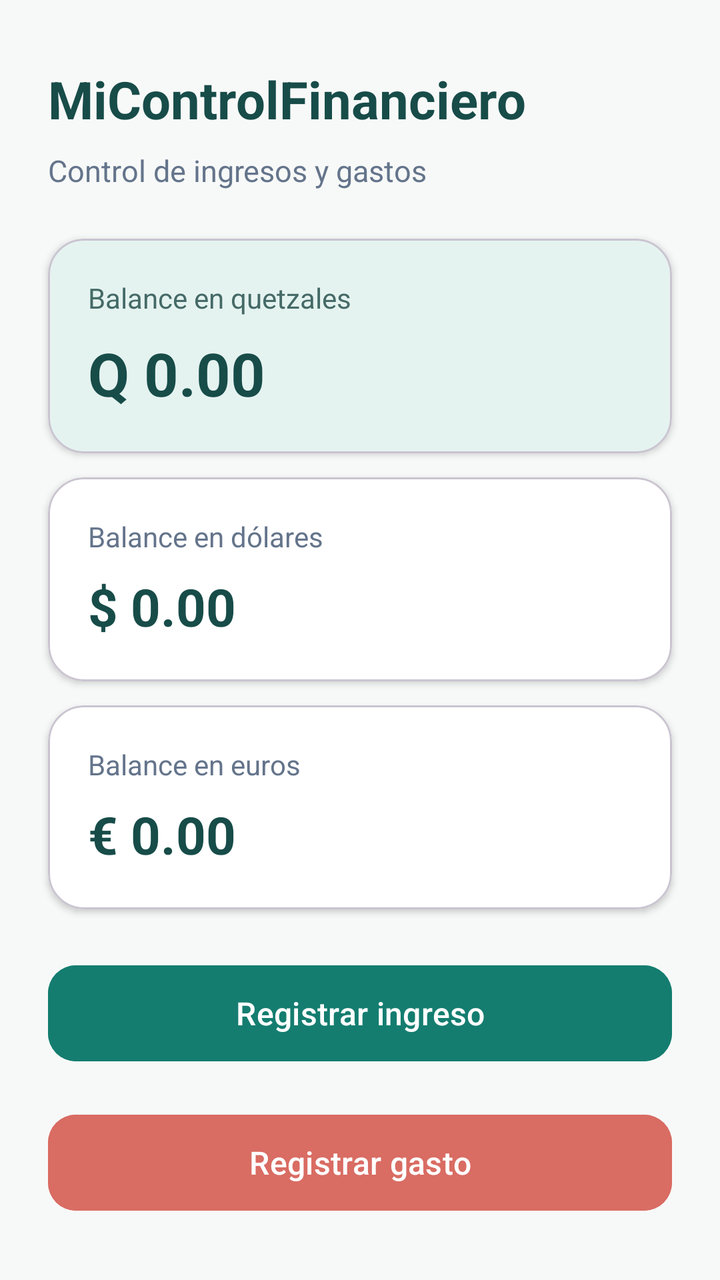
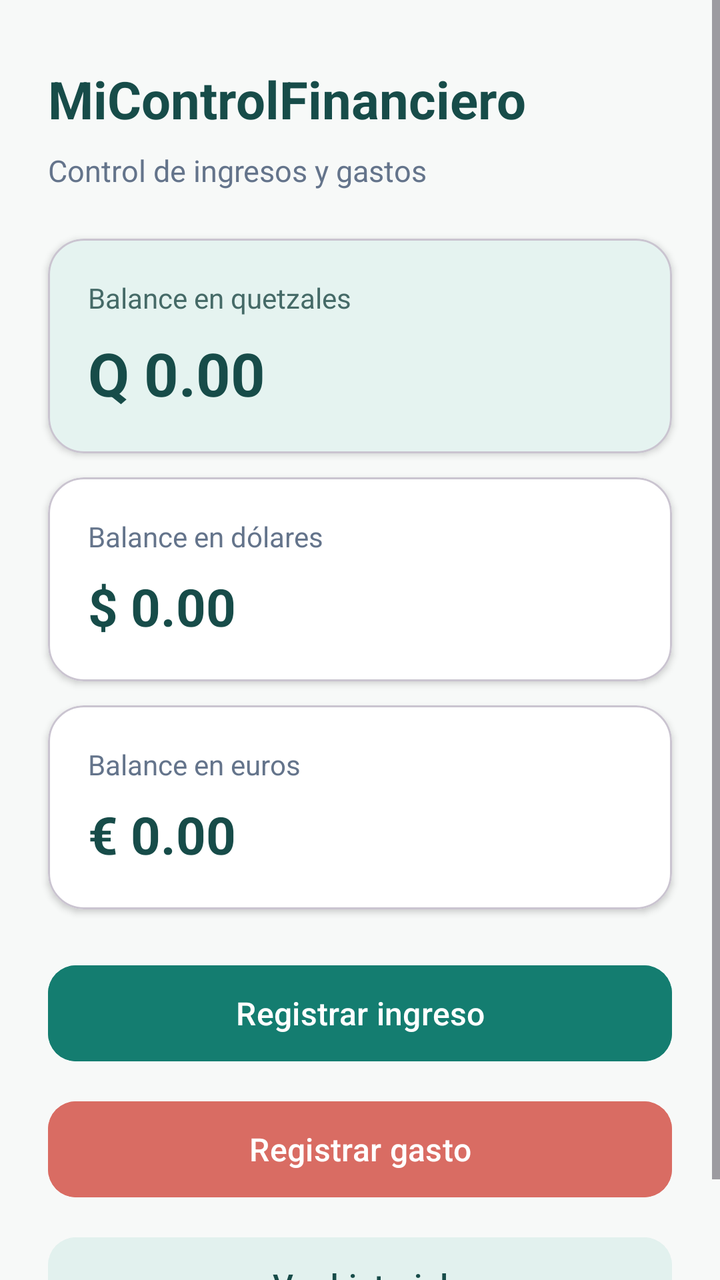

Two renders of the same Android screen: before a commit and after it. Below are the layout's source before the change and the commit's diff.
<!-- AndroidManifest.xml: application theme Theme.MiControlFinanciero -->
<!-- res/layout/activity_main.xml -->
<?xml version="1.0" encoding="utf-8"?>
<ScrollView
    xmlns:android="http://schemas.android.com/apk/res/android"
    xmlns:app="http://schemas.android.com/apk/res-auto"
    xmlns:tools="http://schemas.android.com/tools"
    android:id="@+id/main"
    android:layout_width="match_parent"
    android:layout_height="match_parent"
    android:background="#F7F9F8"
    android:fillViewport="true">

    
    <androidx.constraintlayout.widget.ConstraintLayout
        android:layout_width="match_parent"
        android:layout_height="wrap_content"
        tools:context=".MainActivity">

    
    <TextView
        android:id="@+id/txtTitulo"
        android:layout_width="0dp"
        android:layout_height="wrap_content"
        android:layout_marginStart="24dp"
        android:layout_marginTop="32dp"
        android:layout_marginEnd="24dp"
        android:text="MiControlFinanciero"
        android:textColor="#174C49"
        android:textSize="26sp"
        android:textStyle="bold"
        app:layout_constraintTop_toTopOf="parent"
        app:layout_constraintStart_toStartOf="parent"
        app:layout_constraintEnd_toEndOf="parent" />

    
    <TextView
        android:id="@+id/txtSubtitulo"
        android:layout_width="0dp"
        android:layout_height="wrap_content"
        android:layout_marginStart="24dp"
        android:layout_marginTop="8dp"
        android:layout_marginEnd="24dp"
        android:text="Control de ingresos y gastos"
        android:textColor="#64748B"
        android:textSize="15sp"
        app:layout_constraintTop_toBottomOf="@id/txtTitulo"
        app:layout_constraintStart_toStartOf="parent"
        app:layout_constraintEnd_toEndOf="parent" />


    
    <com.google.android.material.card.MaterialCardView
        android:id="@+id/tarjetaSaldoGTQ"
        android:layout_width="0dp"
        android:layout_height="wrap_content"
        android:layout_marginStart="24dp"
        android:layout_marginTop="24dp"
        android:layout_marginEnd="24dp"
        app:cardBackgroundColor="#E5F3F0"
        app:cardCornerRadius="18dp"
        app:cardElevation="2dp"
        app:layout_constraintTop_toBottomOf="@id/txtSubtitulo"
        app:layout_constraintStart_toStartOf="parent"
        app:layout_constraintEnd_toEndOf="parent">

        
        <LinearLayout
            android:layout_width="match_parent"
            android:layout_height="wrap_content"
            android:orientation="vertical"
            android:padding="20dp">

            
            <TextView
                android:layout_width="match_parent"
                android:layout_height="wrap_content"
                android:text="Balance en quetzales"
                android:textColor="#456A67"
                android:textSize="14sp" />

            
            <TextView
                android:id="@+id/txtSaldoGTQ"
                android:layout_width="match_parent"
                android:layout_height="wrap_content"
                android:layout_marginTop="8dp"
                android:text="Q 0.00"
                android:textColor="#174C49"
                android:textSize="30sp"
                android:textStyle="bold" />

        </LinearLayout>

    </com.google.android.material.card.MaterialCardView>


    
    <com.google.android.material.card.MaterialCardView
        android:id="@+id/tarjetaSaldoUSD"
        android:layout_width="0dp"
        android:layout_height="wrap_content"
        android:layout_marginStart="24dp"
        android:layout_marginTop="12dp"
        android:layout_marginEnd="24dp"
        app:cardBackgroundColor="#FFFFFF"
        app:cardCornerRadius="18dp"
        app:cardElevation="2dp"
        app:layout_constraintTop_toBottomOf="@id/tarjetaSaldoGTQ"
        app:layout_constraintStart_toStartOf="parent"
        app:layout_constraintEnd_toEndOf="parent">

        <LinearLayout
            android:layout_width="match_parent"
            android:layout_height="wrap_content"
            android:orientation="vertical"
            android:padding="20dp">

            
            <TextView
                android:layout_width="match_parent"
                android:layout_height="wrap_content"
                android:text="Balance en dólares"
                android:textColor="#64748B"
                android:textSize="14sp" />

            
            <TextView
                android:id="@+id/txtSaldoUSD"
                android:layout_width="match_parent"
                android:layout_height="wrap_content"
                android:layout_marginTop="8dp"
                android:text="$ 0.00"
                android:textColor="#174C49"
                android:textSize="26sp"
                android:textStyle="bold" />

        </LinearLayout>

    </com.google.android.material.card.MaterialCardView>

    
    <com.google.android.material.card.MaterialCardView
        android:id="@+id/tarjetaSaldoEUR"
        android:layout_width="0dp"
        android:layout_height="wrap_content"
        android:layout_marginStart="24dp"
        android:layout_marginTop="12dp"
        android:layout_marginEnd="24dp"
        app:cardBackgroundColor="#FFFFFF"
        app:cardCornerRadius="18dp"
        app:cardElevation="2dp"
        app:layout_constraintTop_toBottomOf="@id/tarjetaSaldoUSD"
        app:layout_constraintStart_toStartOf="parent"
        app:layout_constraintEnd_toEndOf="parent">

        <LinearLayout
            android:layout_width="match_parent"
            android:layout_height="wrap_content"
            android:orientation="vertical"
            android:padding="20dp">

            
            <TextView
                android:layout_width="match_parent"
                android:layout_height="wrap_content"
                android:text="Balance en euros"
                android:textColor="#64748B"
                android:textSize="14sp" />

            
            <TextView
                android:id="@+id/txtSaldoEUR"
                android:layout_width="match_parent"
                android:layout_height="wrap_content"
                android:layout_marginTop="8dp"
                android:text="€ 0.00"
                android:textColor="#174C49"
                android:textSize="26sp"
                android:textStyle="bold" />

        </LinearLayout>

    </com.google.android.material.card.MaterialCardView>

        
        <com.google.android.material.button.MaterialButton
            android:id="@+id/btnRegistrarIngreso"
            android:layout_width="0dp"
            android:layout_height="56dp"
            android:layout_marginStart="24dp"
            android:layout_marginTop="24dp"
            android:layout_marginEnd="24dp"
            android:text="Registrar ingreso"
            android:textAllCaps="false"
            android:textSize="16sp"
            android:textColor="#FFFFFF"
            android:backgroundTint="#147D70"
            app:cornerRadius="14dp"
            app:layout_constraintTop_toBottomOf="@id/tarjetaSaldoEUR"
            app:layout_constraintStart_toStartOf="parent"
            app:layout_constraintEnd_toEndOf="parent" />

        
        <com.google.android.material.button.MaterialButton
            android:id="@+id/btnRegistrarGasto"
            android:layout_width="0dp"
            android:layout_height="56dp"
            android:layout_marginStart="24dp"
            android:layout_marginTop="12dp"
            android:layout_marginEnd="24dp"
            android:text="Registrar gasto"
            android:textAllCaps="false"
            android:textSize="16sp"
            android:textColor="#FFFFFF"
            android:backgroundTint="#D96C63"
            app:cornerRadius="14dp"
            app:layout_constraintTop_toBottomOf="@id/btnRegistrarIngreso"
            android:layout_marginBottom="24dp"
            app:layout_constraintBottom_toBottomOf="parent"
            app:layout_constraintStart_toStartOf="parent"
            app:layout_constraintEnd_toEndOf="parent" />

    </androidx.constraintlayout.widget.ConstraintLayout>

</ScrollView>
<!-- resources referenced by this layout -->
<resources>
  <style name="Theme.MiControlFinanciero" parent="Base.Theme.MiControlFinanciero" />
  <style name="Base.Theme.MiControlFinanciero" parent="Theme.Material3.DayNight.NoActionBar">
          
          
      </style>
</resources>

<!-- the commit's change to res/layout/activity_main.xml (unified diff, before → after) -->
@@ -214,11 +214,32 @@
             android:backgroundTint="#D96C63"
             app:cornerRadius="14dp"
             app:layout_constraintTop_toBottomOf="@id/btnRegistrarIngreso"
+            app:layout_constraintStart_toStartOf="parent"
+            app:layout_constraintEnd_toEndOf="parent" />
+
+
+
+        
+        <com.google.android.material.button.MaterialButton
+            android:id="@+id/btnVerHistorial"
+            android:layout_width="0dp"
+            android:layout_height="56dp"
+            android:layout_marginStart="24dp"
+            android:layout_marginTop="12dp"
+            android:layout_marginEnd="24dp"
             android:layout_marginBottom="24dp"
+            android:text="Ver historial"
+            android:textAllCaps="false"
+            android:textSize="16sp"
+            android:textColor="#174C49"
+            android:backgroundTint="#E2F1EE"
+            app:cornerRadius="14dp"
+            app:layout_constraintTop_toBottomOf="@id/btnRegistrarGasto"
             app:layout_constraintBottom_toBottomOf="parent"
             app:layout_constraintStart_toStartOf="parent"
             app:layout_constraintEnd_toEndOf="parent" />
 
+
     </androidx.constraintlayout.widget.ConstraintLayout>
 
 </ScrollView>
